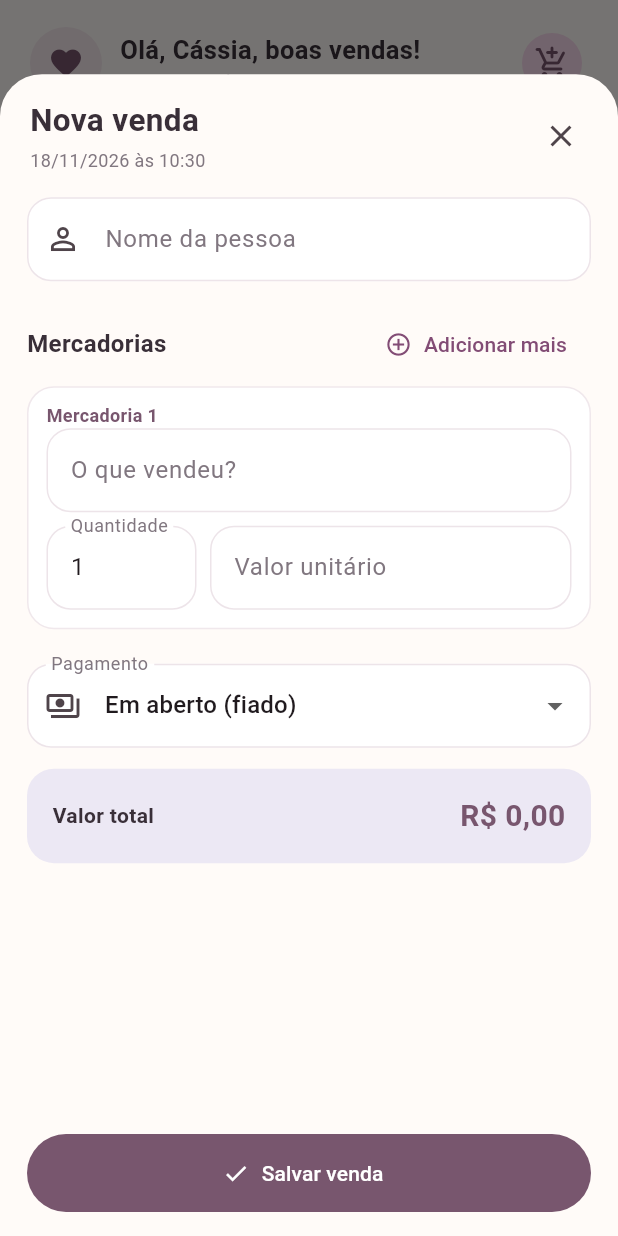
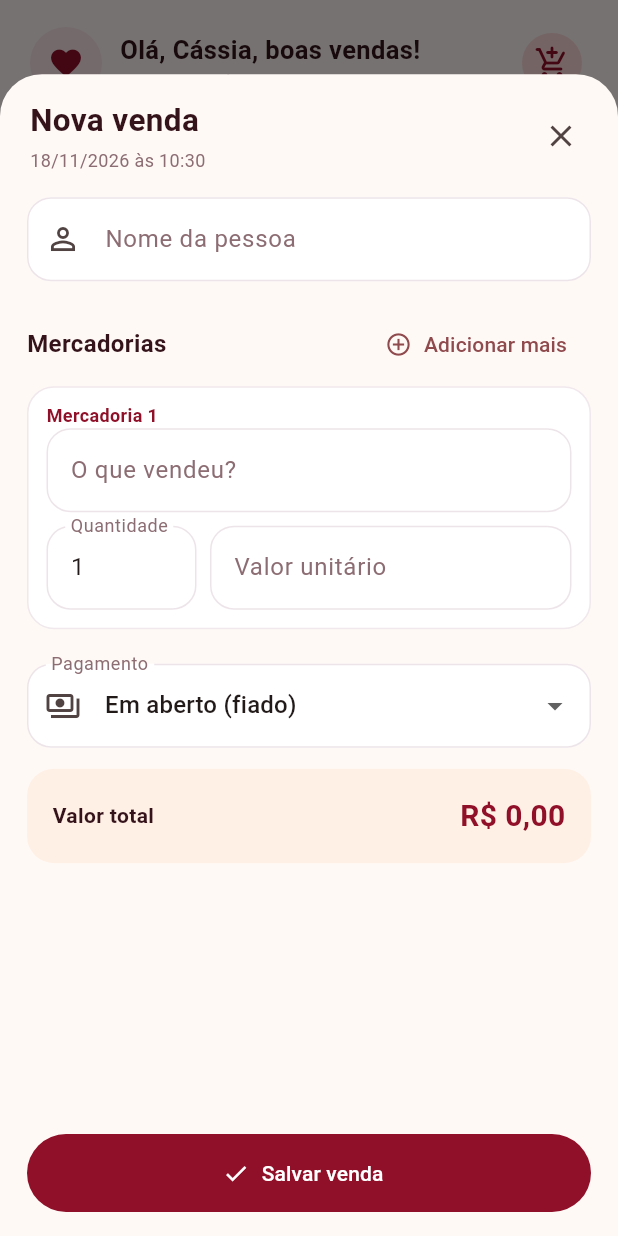
Before and after one commit to danielaureliodacruz8-spec/amor-, a Flutter app: the screen it shows after launch, after a tap on the "add shopping cart" icon, on a phone screen of 412 x 824 dp. Run offline on Flutter 3.47's test engine with Material 3 defaults, Android fonts, the phone set to English and light mode, and no system bars; our stand-ins replace pdf, printing, shared_preferences.

Commit message:
Atualiza visual Amor Vendas para vermelho elegante

```diff
--- a/lib/main.dart
+++ b/lib/main.dart
@@ -8,13 +8,13 @@ import 'package:shared_preferences/shared_preferences.dart';
 
 void main() => runApp(const AmorVendasApp());
 
-const _plum = Color(0xFF78566E);
-const _rose = Color(0xFFB9778F);
-const _roseLight = Color(0xFFF6E9EE);
-const _lavender = Color(0xFFECE8F4);
-const _cream = Color(0xFFFFFBF8);
-const _ink = Color(0xFF392F38);
-const _muted = Color(0xFF817780);
+const _plum = Color(0xFF8F1028);
+const _rose = Color(0xFFD72645);
+const _roseLight = Color(0xFFFCE7EC);
+const _lavender = Color(0xFFFFF0E5);
+const _cream = Color(0xFFFFF9F6);
+const _ink = Color(0xFF35131B);
+const _muted = Color(0xFF8C6D73);
 
 String _money(num value) => 'R\$ ${value.toStringAsFixed(2).replaceAll('.', ',')}';
 String _two(int value) => value.toString().padLeft(2, '0');
@@ -105,7 +105,7 @@ class _AmorSplashScreenState extends State<AmorSplashScreen>
           gradient: LinearGradient(
             begin: Alignment.topLeft,
             end: Alignment.bottomRight,
-            colors: [Color(0xFF32172F), Color(0xFF713B62), Color(0xFFB56F91)],
+            colors: [Color(0xFF26040B), Color(0xFF7D1025), Color(0xFFC51E3A)],
           ),
         ),
         child: Stack(
@@ -140,7 +140,7 @@ class _AmorSplashScreenState extends State<AmorSplashScreen>
                             ),
                             boxShadow: [
                               BoxShadow(
-                                color: const Color(0xFFFFB8D2).withValues(alpha: 0.22),
+                                color: const Color(0xFFFFD36E).withValues(alpha: 0.22),
                                 blurRadius: 48,
                                 spreadRadius: 8,
                               ),
@@ -155,7 +155,7 @@ class _AmorSplashScreenState extends State<AmorSplashScreen>
                                 gradient: const LinearGradient(
                                   begin: Alignment.topLeft,
                                   end: Alignment.bottomRight,
-                                  colors: [Color(0xFFFFD9E7), Color(0xFFE98BAF)],
+                                  colors: [Color(0xFFFFE0A3), Color(0xFFD72645)],
                                 ),
                                 boxShadow: [
                                   BoxShadow(
@@ -167,7 +167,7 @@ class _AmorSplashScreenState extends State<AmorSplashScreen>
                               ),
                               child: const Icon(
                                 Icons.favorite_rounded,
-                                color: Color(0xFF9B315F),
+                                color: Color(0xFF8F1028),
                                 size: 91,
                                 shadows: [
                                   Shadow(color: Color(0x66FFFFFF), blurRadius: 15),
@@ -213,7 +213,7 @@ class _AmorSplashScreenState extends State<AmorSplashScreen>
                     width: 42,
                     height: 2,
                     decoration: BoxDecoration(
-                      color: const Color(0xFFFFD8E6),
+                      color: const Color(0xFFFFD88A),
                       borderRadius: BorderRadius.circular(4),
                     ),
                   ),
@@ -261,7 +261,7 @@ class _AmorSplashScreenState extends State<AmorSplashScreen>
   Widget _sparkle(double size) => Icon(
         Icons.auto_awesome,
         size: size,
-        color: const Color(0xFFFFE5EF).withValues(alpha: 0.75),
+        color: const Color(0xFFFFD88A).withValues(alpha: 0.85),
       );
 }
 
@@ -435,7 +435,7 @@ class _SalesHomeState extends State<SalesHome> {
         ),
         bottomNavigationBar: NavigationBar(
           backgroundColor: Colors.white,
-          indicatorColor: _lavender,
+          indicatorColor: _roseLight,
           selectedIndex: _tab,
           onDestinationSelected: (value) => setState(() => _tab = value),
           destinations: const [
@@ -469,7 +469,7 @@ class _SalesHomeState extends State<SalesHome> {
     return ListView(padding: const EdgeInsets.fromLTRB(18, 8, 18, 26), children: [
       Container(
         padding: const EdgeInsets.all(22),
-        decoration: BoxDecoration(gradient: const LinearGradient(colors: [_plum, _rose], begin: Alignment.topLeft, end: Alignment.bottomRight), borderRadius: BorderRadius.circular(26)),
+        decoration: BoxDecoration(gradient: const LinearGradient(colors: [Color(0xFF650B1D), Color(0xFFD72645), Color(0xFF8F1028)], begin: Alignment.topLeft, end: Alignment.bottomRight), borderRadius: BorderRadius.circular(26), boxShadow: [BoxShadow(color: Color(0x338F1028), blurRadius: 22, offset: Offset(0, 10))]),
         child: Column(crossAxisAlignment: CrossAxisAlignment.start, children: [
           const Text('Um carinho em cada venda', style: TextStyle(color: Colors.white70, fontSize: 13)),
           const SizedBox(height: 6),
```
